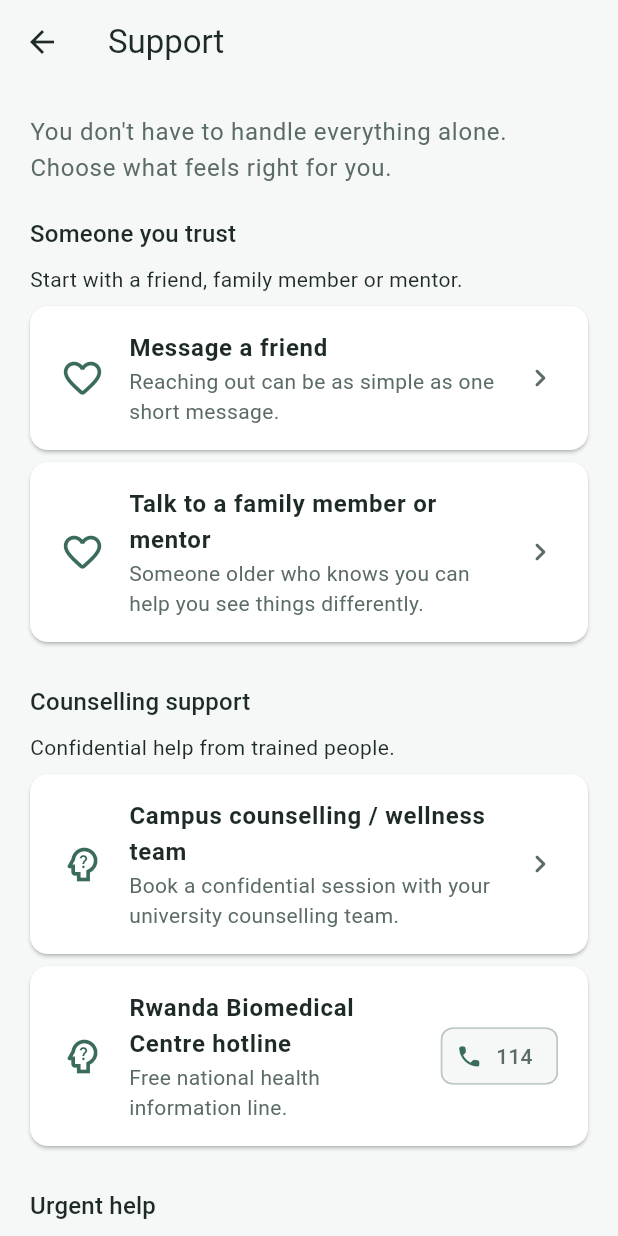
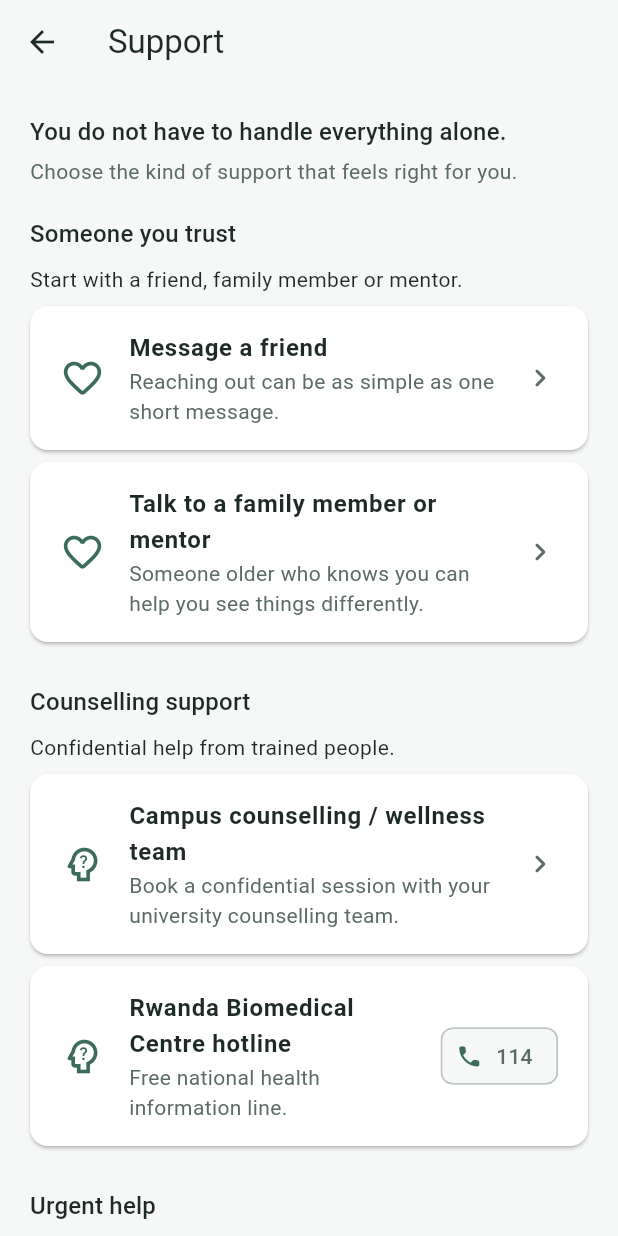
Before and after one commit to Noella799/mindlink, a Flutter app: the SupportScreen screen opened directly, on a phone screen of 412 x 824 dp. Run offline on Flutter 3.47's test engine with Material 3 defaults, Android fonts, the phone set to English and light mode, and no system bars; our stand-ins replace cloud_firestore, firebase_auth, firebase_core, flutter_riverpod, shared_preferences; accounts and stored records are empty.

Commit message:
Match Figma texts on home and support screens

```diff
--- a/lib/features/home/presentation/screens/home_screen.dart
+++ b/lib/features/home/presentation/screens/home_screen.dart
@@ -52,7 +52,7 @@ class HomeScreen extends ConsumerWidget {
             const TodayMoodCard(),
             const SizedBox(height: AppSpacing.md),
             const StatsRow(),
-            const SectionTitle('Quick support'),
+            const SectionTitle('Support that fits your day'),
             const QuickActions(),
             const SectionTitle('Tip of the day'),
             DailyTipCard(tip: tipFor(now)),
--- a/lib/features/support/presentation/screens/support_screen.dart
+++ b/lib/features/support/presentation/screens/support_screen.dart
@@ -2,6 +2,7 @@ import 'package:flutter/material.dart';
 import 'package:flutter/services.dart';
 import 'package:flutter_riverpod/flutter_riverpod.dart';
 import 'package:mindlink/core/constants/app_spacing.dart';
+import 'package:mindlink/core/theme/app_colors.dart';
 import 'package:mindlink/core/utils/error_messages.dart';
 import 'package:mindlink/core/widgets/empty_state.dart';
 import 'package:mindlink/core/widgets/feedback.dart';
@@ -34,8 +35,13 @@ class SupportScreen extends ConsumerWidget {
             crossAxisAlignment: CrossAxisAlignment.stretch,
             children: [
               Text(
-                "You don't have to handle everything alone. Choose what feels right for you.",
-                style: Theme.of(context).textTheme.bodyLarge?.copyWith(color: scheme.onSurfaceVariant),
+                'You do not have to handle everything alone.',
+                style: Theme.of(context).textTheme.titleMedium,
+              ),
+              const SizedBox(height: AppSpacing.xs),
+              Text(
+                'Choose the kind of support that feels right for you.',
+                style: Theme.of(context).textTheme.bodyMedium?.copyWith(color: scheme.onSurfaceVariant),
               ),
               for (final category in SupportCategory.values) ...[
                 SectionTitle(category.title),
@@ -47,6 +53,12 @@ class SupportScreen extends ConsumerWidget {
                     child: _SupportCard(contact: contact),
                   ),
               ],
+              const SizedBox(height: AppSpacing.lg),
+              Text(
+                'MINDLINK provides information and navigation; it does not replace professional care.',
+                style: Theme.of(context).textTheme.bodySmall?.copyWith(color: scheme.onSurfaceVariant),
+                textAlign: TextAlign.center,
+              ),
             ],
           ),
         ),
@@ -143,8 +155,10 @@ class _SupportCard extends StatelessWidget {
   @override
   Widget build(BuildContext context) {
     final scheme = Theme.of(context).colorScheme;
-    final background = _isUrgent ? scheme.errorContainer : null;
-    final foreground = _isUrgent ? scheme.onErrorContainer : null;
+    final isDark = Theme.of(context).brightness == Brightness.dark;
+    // Figma shows urgent help on a soft cream card.
+    final background = _isUrgent ? (isDark ? scheme.errorContainer : AppColors.urgentTint) : null;
+    final foreground = _isUrgent ? (isDark ? scheme.onErrorContainer : AppColors.textPrimary) : null;
 
     return Card(
       margin: EdgeInsets.zero,
```
Also changed, not shown: lib/features/home/presentation/widgets/today_mood_card.dart (+8 -6 lines), 1 other file.
